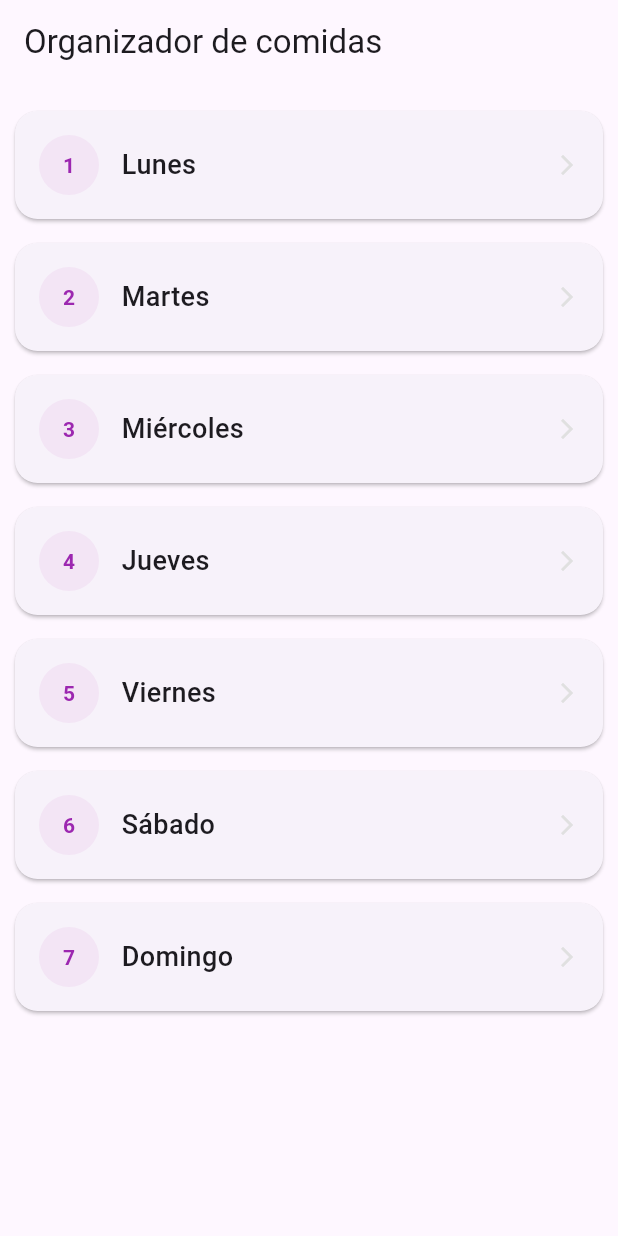
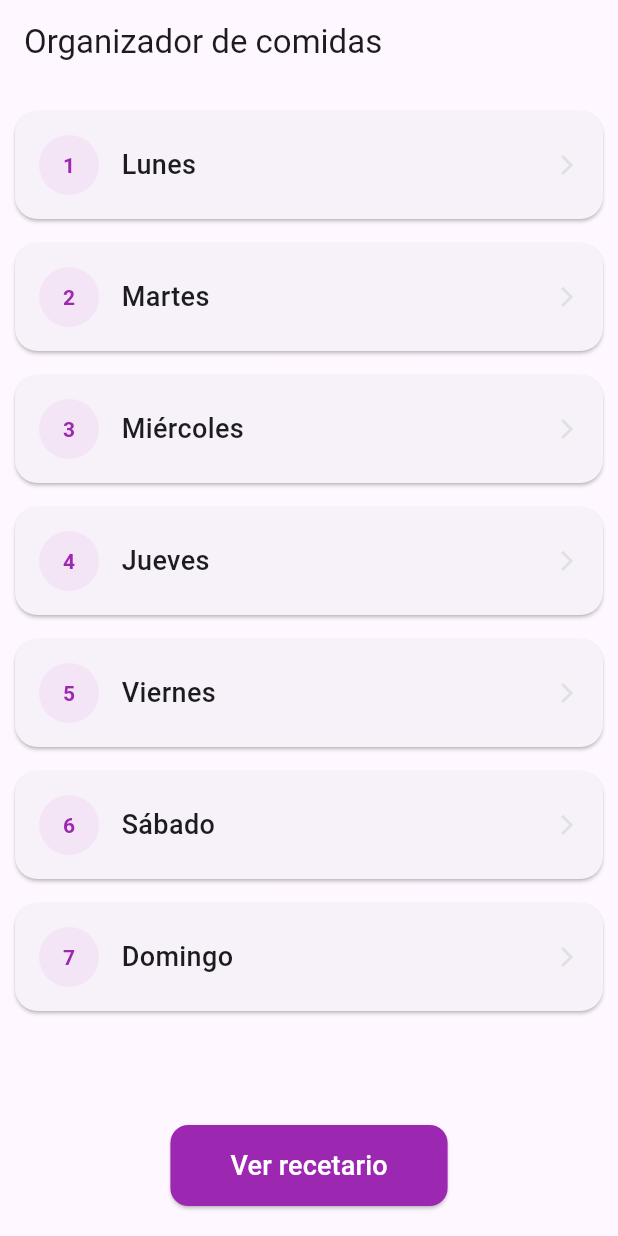
Before and after one commit to Runguino247/appIntermedia, a Flutter app: the screen it shows after launch, on a phone screen of 412 x 824 dp. Run offline on Flutter 3.47's test engine with Material 3 defaults, Android fonts, the phone set to English and light mode, and no system bars; our stand-ins replace image_picker, sqflite; accounts and stored records are empty.

Commit message:
Recetario, agregar receta, editar receta, eliminar receta.

```diff
--- a/appintyermedia/lib/ventanas/semana.dart
+++ b/appintyermedia/lib/ventanas/semana.dart
@@ -1,8 +1,9 @@
 import 'dart:io'; // IMPORTANTE: Para poder mostrar la imagen del archivo
 import 'package:flutter/material.dart';
 import '../db/database_helper.dart'; // Tu base de datos
-import '../models/comida.dart';        // Tu modelo (Asegúrate de que la clase Meal ahora se llame Comida)
-import 'dia.dart' hide Comida;  // Importamos el archivo dia.dart
+import '../models/comida.dart'; // Tu modelo (Asegúrate de que la clase Meal ahora se llame Comida)
+import 'dia.dart' hide Comida; // Importamos el archivo dia.dart
+import 'pantalla_recetario.dart'; // Importamos la pantalla del recetario
 
 class PantallaPrincipal extends StatefulWidget {
   const PantallaPrincipal({super.key});
@@ -13,7 +14,13 @@ class PantallaPrincipal extends StatefulWidget {
 
 class _PantallaPrincipalState extends State<PantallaPrincipal> {
   final List<String> diasSemana = [
-    "Lunes", "Martes", "Miércoles", "Jueves", "Viernes", "Sábado", "Domingo"
+    "Lunes",
+    "Martes",
+    "Miércoles",
+    "Jueves",
+    "Viernes",
+    "Sábado",
+    "Domingo",
   ];
 
   // Función para refrescar la lista cuando volvemos de editar
@@ -25,108 +32,121 @@ class _PantallaPrincipalState extends State<PantallaPrincipal> {
   Widget build(BuildContext context) {
     return Scaffold(
       appBar: AppBar(title: Text("Organizador de comidas")),
-      body: ListView.builder(
+      body: Column(
+        children: [
+          Expanded(
+            child: ListView.builder(
               padding: EdgeInsets.all(10),
               itemCount: diasSemana.length,
               itemBuilder: (context, index) {
                 final nombreDia = diasSemana[index];
                 final numeroDia = index + 1;
 
-          // --- AQUÍ EMPIEZA LA MAGIA ---
-          // Envolvemos la tarjeta en un FutureBuilder para consultar la BD por cada día
                 return FutureBuilder<List<Comida>>(
-            // Preguntamos: "¿Qué hay de comer este día?"
                   future: DatabaseHelper.instance.readMealsByDay(nombreDia),
 
                   builder: (context, snapshot) {
-              // 1. Preparamos el widget que irá a la derecha (por defecto una flecha gris)
-              Widget widgetDerecha = Icon(Icons.arrow_forward_ios, size: 16, color: Colors.grey[300]);
+                    Widget widgetDerecha = Icon(
+                      Icons.arrow_forward_ios,
+                      size: 16,
+                      color: Colors.grey[300],
+                    );
 
-              // 2. Si la base de datos responde y tiene datos...
                     if (snapshot.hasData && snapshot.data!.isNotEmpty) {
-                final comida = snapshot.data!.first; // Tomamos la primera comida del día
+                      final comida = snapshot.data!.first;
 
-                // ¿Tiene imagen guardada?
                       if (comida.imagePath != null) {
                         widgetDerecha = CircleAvatar(
-                    radius: 20, // Tamaño del círculo
-                    backgroundImage: FileImage(File(comida.imagePath!)), // Cargamos la foto
+                          radius: 20,
+                          backgroundImage: FileImage(File(comida.imagePath!)),
                         );
                       } else {
-                  // Si hay comida pero no tiene foto, mostramos un icono de plato
                         widgetDerecha = CircleAvatar(
                           radius: 20,
                           backgroundColor: Colors.orange[100],
-                    child: Icon(Icons.restaurant, color: Colors.orange, size: 20),
+                          child: Icon(
+                            Icons.restaurant,
+                            color: Colors.orange,
+                            size: 20,
+                          ),
                         );
                       }
                     }
 
-              // 3. Dibujamos la Tarjeta
                     return Card(
                       margin: EdgeInsets.symmetric(vertical: 8),
-                shape: RoundedRectangleBorder(borderRadius: BorderRadius.circular(15)),
+                      shape: RoundedRectangleBorder(
+                        borderRadius: BorderRadius.circular(15),
+                      ),
                       child: InkWell(
                         onTap: () async {
-                    // Usamos await para esperar a que el usuario vuelva
                           await Navigator.push(
                             context,
                             MaterialPageRoute(
-                        // CORRECCIÓN AQUÍ: Usamos PantallaDetalleDia en lugar de Dia
-                        // Si tu clase en dia.dart se llama "Dia", cambia esto a Dia.
-                        // Si se llama "PantallaDetalleDia", déjalo así.
-                        builder: (context) => PantallaDetalleDia(nombreDia: nombreDia),
+                              builder: (context) =>
+                                  PantallaDetalleDia(nombreDia: nombreDia),
                             ),
                           );
-                    // Cuando vuelve, refrescamos la pantalla para actualizar las fotos nuevas
                           _refrescar();
                         },
                         child: Padding(
                           padding: const EdgeInsets.all(16.0),
                           child: Row(
                             children: [
-                        // Número del día
                               Container(
-                          width: 40, height: 40,
+                                width: 40,
+                                height: 40,
                                 decoration: BoxDecoration(
-                            color: snapshot.hasData && snapshot.data!.isNotEmpty
-                                ? Colors.purple // Si hay comida, círculo oscuro
-                                : Colors.purple[50], // Si no, clarito
+                                  color:
+                                      snapshot.hasData &&
+                                          snapshot.data!.isNotEmpty
+                                      ? Colors.purple
+                                      : Colors.purple[50],
                                   shape: BoxShape.circle,
                                 ),
                                 child: Center(
                                   child: Text(
                                     "$numeroDia",
                                     style: TextStyle(
-                                  color: snapshot.hasData && snapshot.data!.isNotEmpty
+                                      color:
+                                          snapshot.hasData &&
+                                              snapshot.data!.isNotEmpty
                                           ? Colors.white
                                           : Colors.purple,
-                                  fontWeight: FontWeight.bold
+                                      fontWeight: FontWeight.bold,
                                     ),
                                   ),
                                 ),
                               ),
+
                               SizedBox(width: 15),
 
-                        // Nombre del día
                               Expanded(
                                 child: Column(
                                   crossAxisAlignment: CrossAxisAlignment.start,
                                   children: [
-                              Text(nombreDia, style: TextStyle(fontSize: 18, fontWeight: FontWeight.w500)),
-                              // Opcional: Mostrar el nombre del plato debajo del día
-                              if (snapshot.hasData && snapshot.data!.isNotEmpty)
                                     Text(
-                                  snapshot.data!.first.title, // "Arroz a la valenciana"
-                                  style: TextStyle(fontSize: 12, color: Colors.grey),
+                                      nombreDia,
+                                      style: TextStyle(
+                                        fontSize: 18,
+                                        fontWeight: FontWeight.w500,
+                                      ),
+                                    ),
+                                    if (snapshot.hasData &&
+                                        snapshot.data!.isNotEmpty)
+                                      Text(
+                                        snapshot.data!.first.title,
+                                        style: TextStyle(
+                                          fontSize: 12,
+                                          color: Colors.grey,
+                                        ),
                                         maxLines: 1,
                                         overflow: TextOverflow.ellipsis,
-                                )
+                                      ),
                                   ],
                                 ),
                               ),
 
-                        // Aquí ponemos la foto o el icono que calculamos arriba
                               widgetDerecha,
                             ],
                           ),
@@ -137,6 +157,31 @@ class _PantallaPrincipalState extends State<PantallaPrincipal> {
                 );
               },
             ),
+          ),
+
+          // BOTÓN NUEVO
+          Padding(
+            padding: const EdgeInsets.only(bottom: 20, top: 10),
+            child: ElevatedButton(
+              style: ElevatedButton.styleFrom(
+                backgroundColor: Colors.purple,
+                foregroundColor: Colors.white,
+                padding: EdgeInsets.symmetric(horizontal: 40, vertical: 14),
+                shape: RoundedRectangleBorder(
+                  borderRadius: BorderRadius.circular(12),
+                ),
+              ),
+              onPressed: () {
+                Navigator.push(
+                  context,
+                  MaterialPageRoute(builder: (context) => PantallaRecetario()),
+                );
+              },
+              child: Text("Ver recetario", style: TextStyle(fontSize: 18)),
+            ),
+          ),
+        ],
+      ),
     );
   }
 }
```
Also changed, not shown: appintyermedia/lib/db/database_helper.dart (+13 -9 lines), appintyermedia/lib/ventanas/editar_receta.dart (added, +143 -0 lines), appintyermedia/lib/ventanas/pantalla_agregar_receta.dart (added, +120 -0 lines), appintyermedia/lib/ventanas/pantalla_recetario.dart (added, +154 -0 lines). Lines whose indentation alone changed are shown as unchanged.
